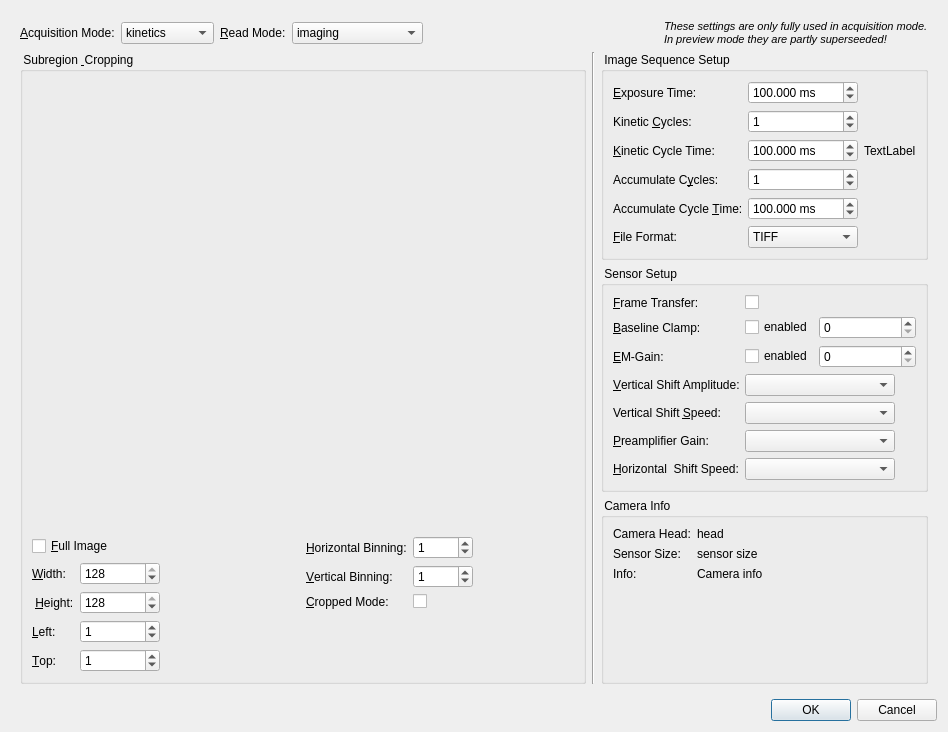
Above: plugins/cam_andor/andorsettingsdialog.ui from jkriege2/QuickFit3 before the change. Below: the same form after it.
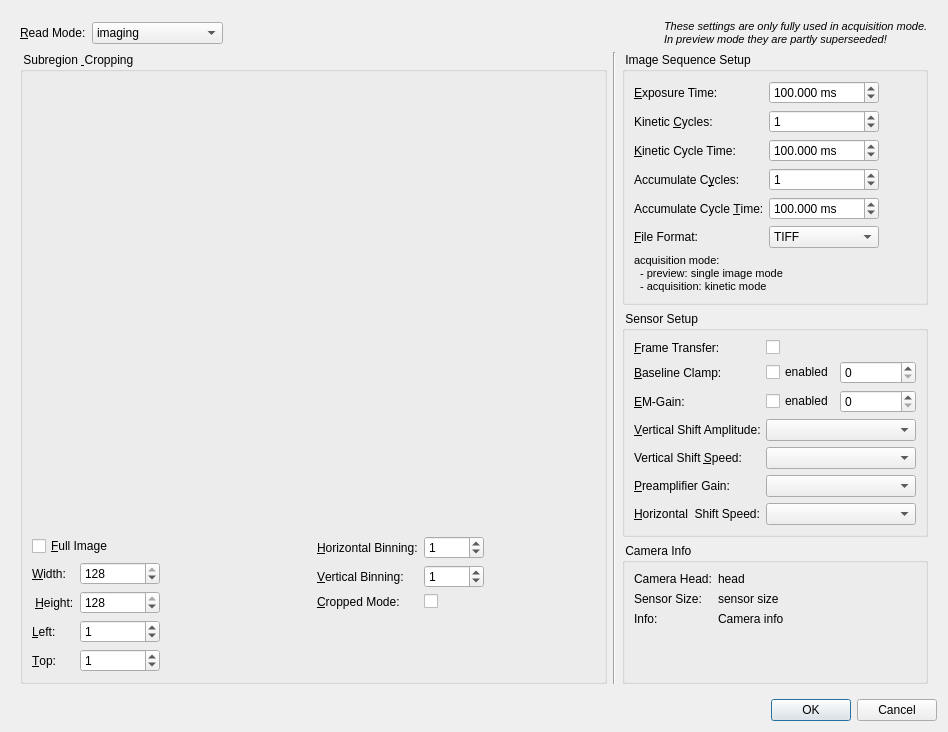
That is the form after the change. Icons and pictures are not drawn. Custom widgets are drawn as their Qt base class.

Diff of the .ui file:
```diff
--- a/plugins/cam_andor/andorsettingsdialog.ui
+++ b/plugins/cam_andor/andorsettingsdialog.ui
@@ -26,30 +26,6 @@
      <layout class="QGridLayout" name="gridLayout" rowstretch="0,1,1,2" columnstretch="1,0,0">
       <item row="0" column="0" colspan="3">
        <layout class="QHBoxLayout" name="horizontalLayout">
-        <item>
-         <widget class="QLabel" name="label_2">
-          <property name="text">
-           <string>&amp;Acquisition Mode:</string>
-          </property>
-          <property name="buddy">
-           <cstring>cmbAcquisitionMode</cstring>
-          </property>
-         </widget>
-        </item>
-        <item>
-         <widget class="QComboBox" name="cmbAcquisitionMode">
-          <item>
-           <property name="text">
-            <string>kinetics</string>
-           </property>
-          </item>
-          <item>
-           <property name="text">
-            <string>accumulate</string>
-           </property>
-          </item>
-         </widget>
-        </item>
         <item>
          <widget class="QLabel" name="label">
           <property name="text">
@@ -483,7 +459,20 @@
          <item row="2" column="2">
           <widget class="QLabel" name="labKineticCycleRate">
            <property name="text">
-            <string>TextLabel</string>
+            <string/>
+           </property>
+          </widget>
+         </item>
+         <item row="6" column="0" colspan="2">
+          <widget class="QLabel" name="label_2">
+           <property name="text">
+            <string>&lt;!DOCTYPE HTML PUBLIC &quot;-//W3C//DTD HTML 4.0//EN&quot; &quot;http://www.w3.org/TR/REC-html40/strict.dtd&quot;&gt;
+&lt;html&gt;&lt;head&gt;&lt;meta name=&quot;qrichtext&quot; content=&quot;1&quot; /&gt;&lt;style type=&quot;text/css&quot;&gt;
+p, li { white-space: pre-wrap; }
+&lt;/style&gt;&lt;/head&gt;&lt;body style=&quot; font-family:'MS Shell Dlg 2'; font-size:8.25pt; font-weight:400; font-style:normal;&quot;&gt;
+&lt;p style=&quot; margin-top:0px; margin-bottom:0px; margin-left:0px; margin-right:0px; -qt-block-indent:0; text-indent:0px;&quot;&gt;&lt;span style=&quot; font-size:8pt;&quot;&gt;acquisition mode:&lt;/span&gt;&lt;/p&gt;
+&lt;p style=&quot; margin-top:0px; margin-bottom:0px; margin-left:0px; margin-right:0px; -qt-block-indent:0; text-indent:0px;&quot;&gt;&lt;span style=&quot; font-size:8pt;&quot;&gt;  - &lt;/span&gt;&lt;span style=&quot; font-size:8pt;&quot;&gt;preview:&lt;/span&gt;&lt;span style=&quot; font-size:8pt;&quot;&gt; single image mode&lt;/span&gt;&lt;/p&gt;
+&lt;p style=&quot; margin-top:0px; margin-bottom:0px; margin-left:0px; margin-right:0px; -qt-block-indent:0; text-indent:0px;&quot;&gt;&lt;span style=&quot; font-size:8pt;&quot;&gt;  - acquisition: kinetic mode&lt;/span&gt;&lt;/p&gt;&lt;/body&gt;&lt;/html&gt;</string>
            </property>
           </widget>
          </item>
```
Left out of the diff: 1 changed line with no effect on the pictures.
